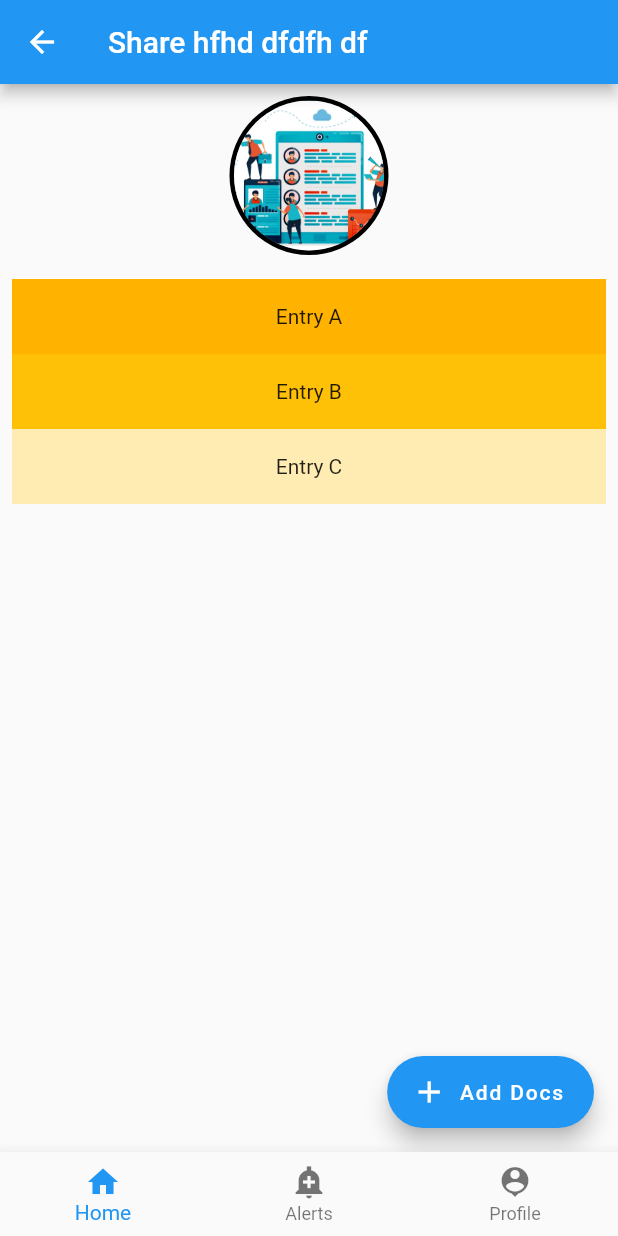
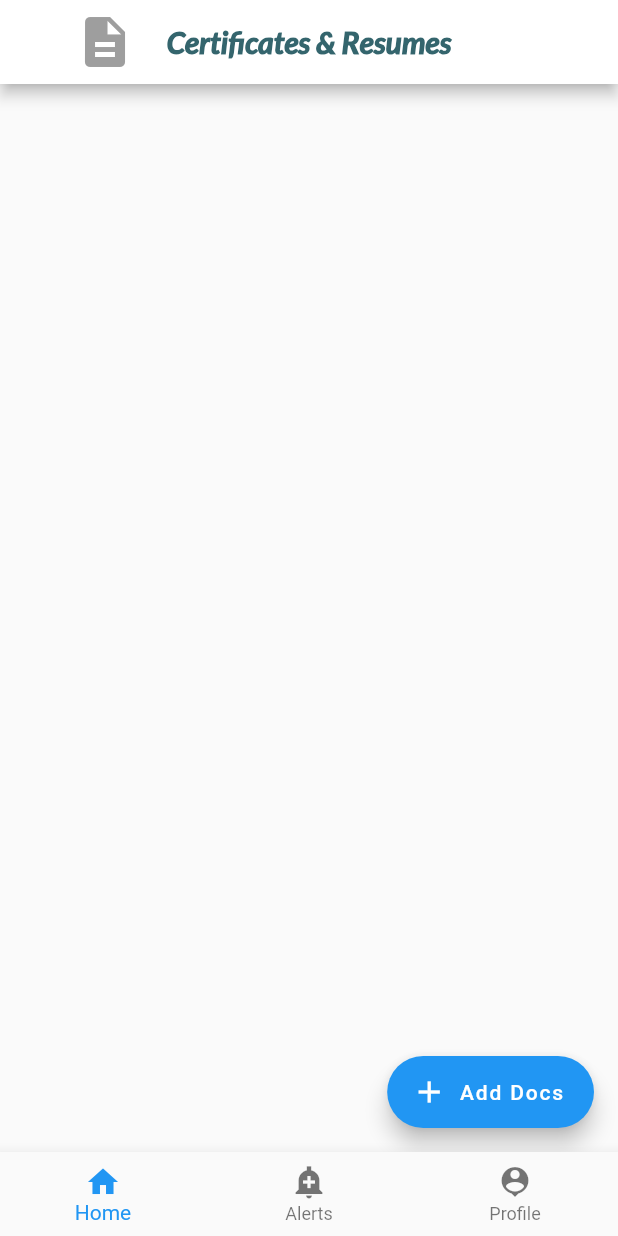
Before and after one commit to dzzirima/myCert, a Flutter app: the Nav screen opened by its route, after a tap on "Add Docs", on a phone screen of 412 x 824 dp. Run offline on Flutter 3.47's test engine with Material 2 defaults, Android fonts, the phone set to English and light mode, and no system bars; our stand-ins replace focused_menu, google_fonts; missing offline and left inert: at_demo_data, flutter_document_picker.

Commit message:
file upload and deletion done

```diff
--- a/lib/nav/Nav.dart
+++ b/lib/nav/Nav.dart
@@ -26,9 +26,6 @@ class _NavState extends State<Nav> {
   @override
   Widget build(BuildContext context) {
     return Scaffold(
-      appBar: AppBar(
-        title: Text("Share hfhd dfdfh df"),
-      ),
       body:Center(
         child: widgetOptions.elementAt(selectedIndex),
       ),
--- a/lib/screens/HomeScreen.dart
+++ b/lib/screens/HomeScreen.dart
@@ -1,6 +1,10 @@
+import 'package:flutter/cupertino.dart';
 import 'package:flutter/material.dart';
 import 'package:flutter_document_picker/flutter_document_picker.dart';
-
+import 'package:google_fonts/google_fonts.dart';
+import 'package:intl/intl.dart';
+import 'package:focused_menu/focused_menu.dart';
+import 'package:focused_menu/modals.dart';
 
 class Home extends StatefulWidget {
   @override
@@ -8,59 +12,115 @@ class Home extends StatefulWidget {
 }
 class _HomeState extends State<Home> {
   List<String> docPaths;
-  void _getDocuments() async {
-    final path = await FlutterDocumentPicker.openDocument();
-    print(path);
-    if (!mounted) return;
-    setState(() {});
+  List<Widget>MyDocuments = [];
+  List<String>documentNames = [];
+
+  void removeDocuments(index){
+    setState(() {
+      MyDocuments.removeAt(index);
+    });
   }
 
+  void _getDocuments() async {
+    var path = await FlutterDocumentPicker.openDocument();
+    var name;
+    var extension;
+    var fileUpLoadedDate = (DateFormat.yMMMd().format(DateTime.now()));
+    try{
+      if(path != null) {
+        name = path.split('/').last;
+        extension = name.split('.').last;
 
+        setState(() {
+          MyDocuments.add(DocumentCard(nameOfDocument:name ,icon: Icons.picture_as_pdf_sharp,uploadDate:fileUpLoadedDate));
+          documentNames.add(name.toString());
+          print(extension);
+        });
+      } else {
+        // User canceled the picker
+      }
+    }
+    catch(err){
+      print("Failed to pic the documents Sir ..................");
+    }
+  }
   @override
   Widget build(BuildContext context) {
-    return Scaffold(
-      body: Center(
-        child: Column(
-          children: [
-            Padding(
-              padding: const EdgeInsets.all(8.0),
-              child: Container(
-                child:CircleAvatar(
-                  backgroundColor: Colors.black,
-                  radius: 53.0,
-                  child: CircleAvatar(
-                    radius: 50,
-                    backgroundImage: AssetImage('assets/david.jpeg'),
-                    backgroundColor: Colors.blueGrey,
-                    foregroundColor: Colors.white,
+    return SafeArea(
+      child: Scaffold(
+        appBar: AppBar(
+          backgroundColor: Colors.white,
+          leading: Padding(
+            padding: const EdgeInsets.only(left: 50.0),
+            child: Icon(Icons.description,
+              color: Colors.grey,
+              size: 40.0,
+            ),
+          ),
+          centerTitle: true,
+          title: Container(
+            margin: EdgeInsets.all(20.0),
+              child: Text("Certificates & Resumes",
+                style: GoogleFonts.lato(
+                  fontWeight: FontWeight.w900,
+                  color:Color(0xff34656d),
+                  fontStyle: FontStyle.italic,
                 ),
               ),
           ),
         ),
+        body: Center(
+          child: Column(
+            children: [
+              // Padding(
+              //   padding: const EdgeInsets.all(8.0),
+              //   child: Container(
+              //     child:CircleAvatar(
+              //       backgroundColor: Colors.black,
+              //       radius: 53.0,
+              //       child: CircleAvatar(
+              //         radius: 50,
+              //         backgroundImage: AssetImage('assets/david.jpeg'),
+              //         backgroundColor: Colors.blueGrey,
+              //         foregroundColor: Colors.white,
+              //       ),
+              //     ),
+              //   ),
+              // ),
                 Expanded(
                   flex: 2,
-                child: ListView(
+                  child: ListView.builder(
                     padding: const EdgeInsets.all(8),
-                children: <Widget>[
-                  Container(
-                    height: 50,
-                    color: Colors.amber[600],
-                    child: const Center(child: Text('Entry A')),
+                    itemCount: MyDocuments.length,
+                    itemBuilder: (BuildContext context, int index) {
+                      return GestureDetector(
+                        onTap: (){
+                            print(documentNames[index]);
+                            },
+                          child: FocusedMenuHolder(
+                              menuItems: [
+                                FocusedMenuItem(title: Text("Share"),trailingIcon: Icon(Icons.share) ,onPressed: () =>{
+                                  print(documentNames[index]),
+                                }),
+                                FocusedMenuItem(title: Text("Share"),trailingIcon: Icon(Icons.delete) ,onPressed: () =>{
+                                  removeDocuments(index)
+                                }),
+                              ],
+                              menuBoxDecoration:BoxDecoration(
+                                // color: Colors.green
                               ),
-                  Container(
-                    height: 50,
-                    color: Colors.amber[500],
-                    child: const Center(child: Text('Entry B')),
-                  ),
-                  Container(
-                    height: 50,
-                    color: Colors.amber[100],
-                    child: const Center(child: Text('Entry C')),
-                  ),
-                  if (docPaths != null)
-                    Text(docPaths.join('\n'))
-                ],
-              ),
+                              blurSize: 8,
+                              blurBackgroundColor: Colors.white,
+                              menuWidth: MediaQuery.of(context).size.width * 0.5,
+                              menuItemExtent: 50,
+                              duration: Duration(seconds: 0),
+                              animateMenuItems: false,
+                              menuOffset: 10,
+                              openWithTap: true,
+                              onPressed: () {},
+                              child: MyDocuments[index]),
+                      );
+                    }),
               ),
             ],
           )
@@ -69,8 +129,26 @@ class _HomeState extends State<Home> {
           onPressed: _getDocuments,
           icon:Icon(Icons.add),
           label: Text("Add Docs"),
-
+        ),
       ),
     );
   }
 }
+class DocumentCard extends StatelessWidget {
+  DocumentCard({@required  this.nameOfDocument,this.icon,this.uploadDate});
+  final String nameOfDocument;
+  final IconData icon;
+  final uploadDate;
+  @override
+  Widget build(BuildContext context) {
+    return Card(
+      elevation: 0,
+      child: ListTile(
+        leading:Icon(icon),
+        title: Text(nameOfDocument.toString().toUpperCase()),
+        subtitle: Text("Uploaded : ${uploadDate.toString()}"),
+        trailing: Icon(Icons.more_vert),
+      ),
+    );
+  }
+}
--- a/pubspec.yaml
+++ b/pubspec.yaml
@@ -35,6 +35,10 @@ dev_dependencies:
   modal_progress_hud: any
   at_demo_data: ^0.0.3+1
   flutter_document_picker: ^3.0.1
+  google_fonts: ^2.0.0
+  intl: ^0.17.0
+  focused_menu: ^1.0.2
+  flutter_blurhash: ^0.5.0
 
 
 # For information on the generic Dart part of this file, see the
```
Also changed, not shown: pubspec.lock. Lines whose indentation alone changed are shown as unchanged.
